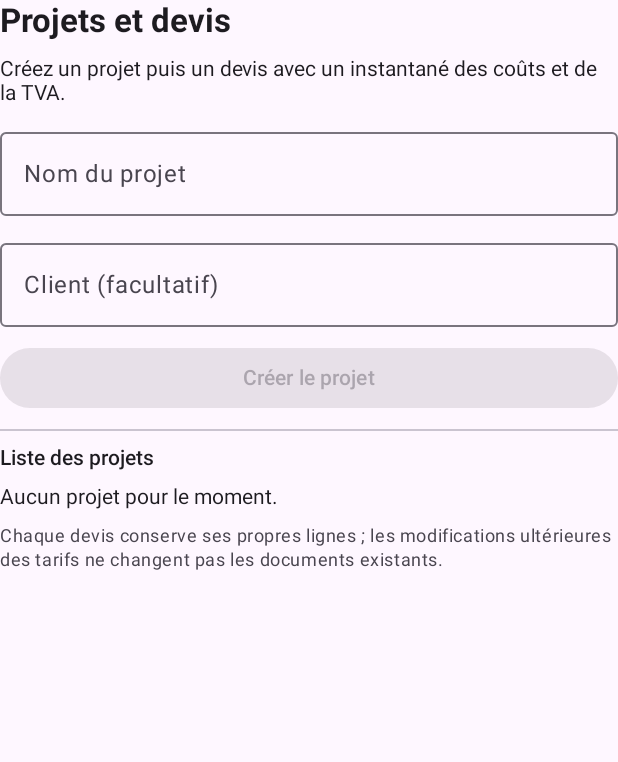
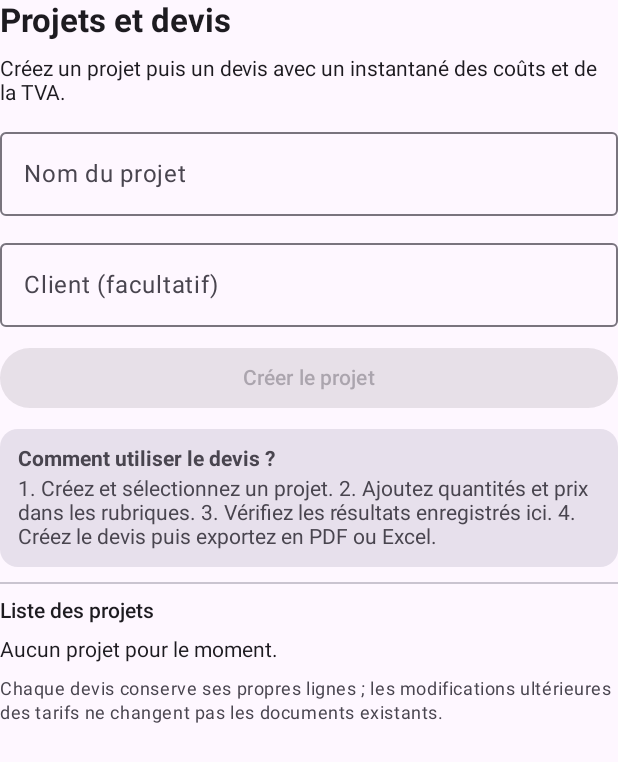
Before and after one commit to amingocha058-cyber/Btp-Pro-Dz, an Android app built with Jetpack Compose: the composable ProjectsScreen shown on its own in the app's theme, on a phone screen of 412 x 824 dp. Shown: the top 762 px of the screen. Run offline under Robolectric (Android 15) with nearby library versions, the phone set to English and light mode, and no system bars; our stand-ins replace Room's generated code.

Commit message:
Make project results and export flow clearer

```diff
--- a/app/src/main/java/dz/btpprodz/MainActivity.kt
+++ b/app/src/main/java/dz/btpprodz/MainActivity.kt
@@ -1193,7 +1193,7 @@ private fun ProjectsScreen(isArabic: Boolean, onProjectSelected: (Long) -> Unit)
     }
     val materialCosts by allMaterialCostsFlow.collectAsState(initial = emptyList())
     val laborCosts by laborCostsFlow.collectAsState(initial = emptyList())
-    var showSavedResults by remember { mutableStateOf(false) }
+    var showSavedResults by remember { mutableStateOf(true) }
     var selectedDevisId by remember { mutableStateOf<Long?>(null) }
     var devisMessage by remember { mutableStateOf<String?>(null) }
 
@@ -1204,15 +1204,22 @@ private fun ProjectsScreen(isArabic: Boolean, onProjectSelected: (Long) -> Unit)
     var exportMessage by remember { mutableStateOf<String?>(null) }
     val selectedDocument = devisList.firstOrNull { it.id == selectedDevisId }
     val reportTitle = selectedDocument?.let { "${it.projectNameSnapshot} - Devis ${it.id}" } ?: "Btp Pro Dz"
-    val reportRows = remember(selectedLines, selectedDocument, isArabic) {
+    val reportRows = remember(selectedLines, selectedDocument, materialCosts, laborCosts, selectedProject, isArabic) {
         buildList {
-            selectedLines.forEach { line ->
-                add(ProjectReportRow(line.description, line.quantity, line.unit, line.unitPrice, line.total))
-            }
-            selectedDocument?.let { document ->
-                add(ProjectReportRow(if (isArabic) "المجموع HT" else "Total HT", 1.0, "DA", document.totalHt, document.totalHt))
-                add(ProjectReportRow(if (isArabic) "TVA ${document.tvaPercent}%" else "TVA ${document.tvaPercent}%", 1.0, "DA", document.tvaAmount, document.tvaAmount))
-                add(ProjectReportRow(if (isArabic) "المجموع TTC" else "Total TTC", 1.0, "DA", document.totalTtc, document.totalTtc))
+            if (selectedDocument != null) {
+                selectedLines.forEach { line ->
+                    add(ProjectReportRow(line.description, line.quantity, line.unit, line.unitPrice, line.total))
+                }
+                add(ProjectReportRow(if (isArabic) "المجموع HT" else "Total HT", 1.0, "DA", selectedDocument.totalHt, selectedDocument.totalHt))
+                add(ProjectReportRow(if (isArabic) "TVA ${selectedDocument.tvaPercent}%" else "TVA ${selectedDocument.tvaPercent}%", 1.0, "DA", selectedDocument.tvaAmount, selectedDocument.tvaAmount))
+                add(ProjectReportRow(if (isArabic) "المجموع TTC" else "Total TTC", 1.0, "DA", selectedDocument.totalTtc, selectedDocument.totalTtc))
+            } else {
+                materialCosts.forEach { line ->
+                    add(ProjectReportRow("${line.section} — ${line.materialName}", line.quantity, line.unit, line.unitPriceSnapshot, line.totalCost))
+                }
+                laborCosts.forEach { line ->
+                    add(ProjectReportRow("${line.section} — ${line.tradeName}", line.quantity, line.unit, line.unitPriceSnapshot, line.totalCost))
+                }
             }
         }
     }
@@ -1257,13 +1264,22 @@ private fun ProjectsScreen(isArabic: Boolean, onProjectSelected: (Long) -> Unit)
         }, enabled = projectName.isNotBlank(), modifier = Modifier.fillMaxWidth()) {
             Text(if (isArabic) "إنشاء مشروع" else "Créer le projet")
         }
+        Card(
+            modifier = Modifier.fillMaxWidth(),
+            colors = CardDefaults.cardColors(containerColor = MaterialTheme.colorScheme.surfaceVariant)
+        ) {
+            Column(Modifier.padding(12.dp), verticalArrangement = Arrangement.spacedBy(4.dp)) {
+                Text(if (isArabic) "كيف تستخدم Devis؟" else "Comment utiliser le devis ?", fontWeight = FontWeight.Bold)
+                Text(if (isArabic) "١. أنشئ مشروعاً واختره. ٢. أضف كميات وأسعار المواد أو اليد العاملة من أقسام الأشغال. ٣. راجع النتائج المحفوظة هنا. ٤. أنشئ الوثيقة ثم صدّر PDF أو Excel." else "1. Créez et sélectionnez un projet. 2. Ajoutez quantités et prix dans les rubriques. 3. Vérifiez les résultats enregistrés ici. 4. Créez le devis puis exportez en PDF ou Excel.")
+            }
+        }
         Divider()
         Text(if (isArabic) "قائمة المشاريع" else "Liste des projets", fontWeight = FontWeight.SemiBold)
         if (projects.isEmpty()) Text(if (isArabic) "لا توجد مشاريع بعد." else "Aucun projet pour le moment.")
         projects.forEach { project ->
             val label = project.name + if (project.clientName.isNotBlank()) " — " + project.clientName else ""
             if (selectedProjectId == project.id) Button(onClick = { selectedProjectId = project.id; selectedDevisId = null; devisMessage = null; onProjectSelected(project.id) }, modifier = Modifier.fillMaxWidth()) { Text(label) }
-            else OutlinedButton(onClick = { selectedProjectId = project.id; onProjectSelected(project.id) }, modifier = Modifier.fillMaxWidth()) { Text(label) }
+            else OutlinedButton(onClick = { selectedProjectId = project.id; showSavedResults = true; selectedDevisId = null; devisMessage = null; onProjectSelected(project.id) }, modifier = Modifier.fillMaxWidth()) { Text(label) }
         }
         if (selectedProject != null) {
             Divider()
@@ -1318,6 +1334,18 @@ private fun ProjectsScreen(isArabic: Boolean, onProjectSelected: (Long) -> Unit)
                             }
                             Divider()
                         }
+                        if (materialCosts.isNotEmpty() || laborCosts.isNotEmpty()) {
+                            Row(horizontalArrangement = Arrangement.spacedBy(8.dp)) {
+                                Button(onClick = { pdfLauncher.launch("BtpProDz_Resultats.pdf") }, modifier = Modifier.weight(1f)) {
+                                    Text(if (isArabic) "PDF للنتائج" else "Résultats PDF")
+                                }
+                                OutlinedButton(onClick = { excelLauncher.launch("BtpProDz_Resultats.xlsx") }, modifier = Modifier.weight(1f)) {
+                                    Text(if (isArabic) "Excel للنتائج" else "Résultats Excel")
+                                }
+                            }
+                            Text(if (isArabic) "يمكنك حفظ النتائج مباشرة، أو إنشاء وثيقة Devis رسمية لاحقاً." else "Vous pouvez exporter ces résultats directement ou créer un devis officiel ensuite.", style = MaterialTheme.typography.bodySmall)
+                        }
+                        exportMessage?.let { Text(it, color = MaterialTheme.colorScheme.primary) }
                         Text(
                             if (materialCosts.isEmpty() && laborCosts.isEmpty()) {
                                 if (isArabic) "لا توجد نتائج محفوظة لهذا المشروع بعد. افتح قسم الأشغال، اختر المشروع الحالي، ثم احفظ تكلفة المواد أو اليد العاملة."
```
